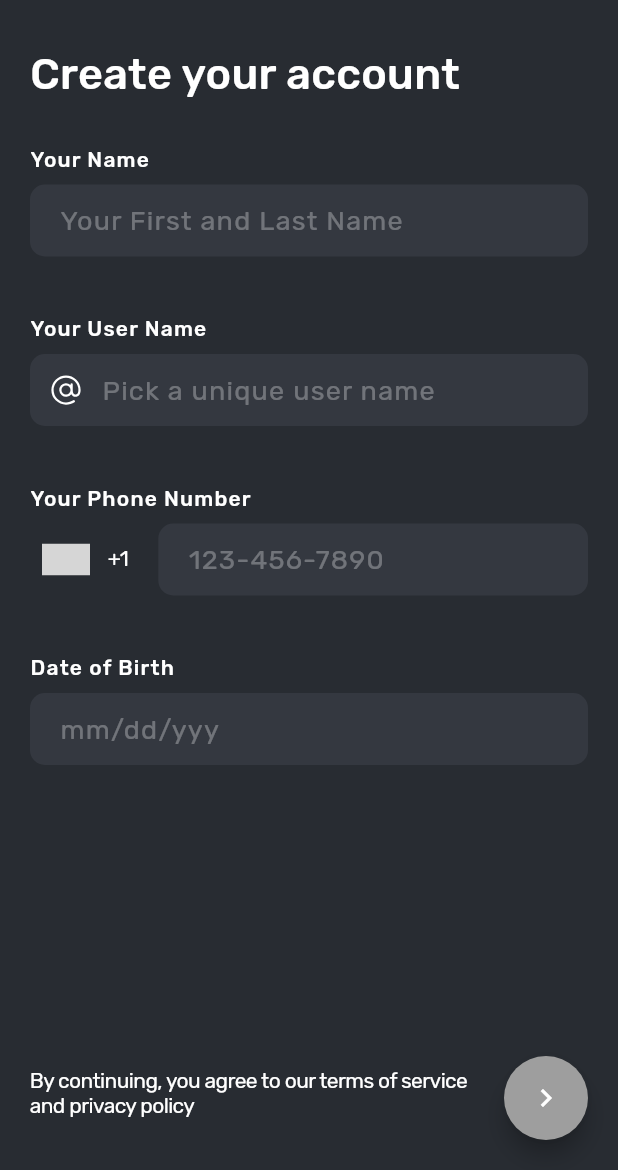
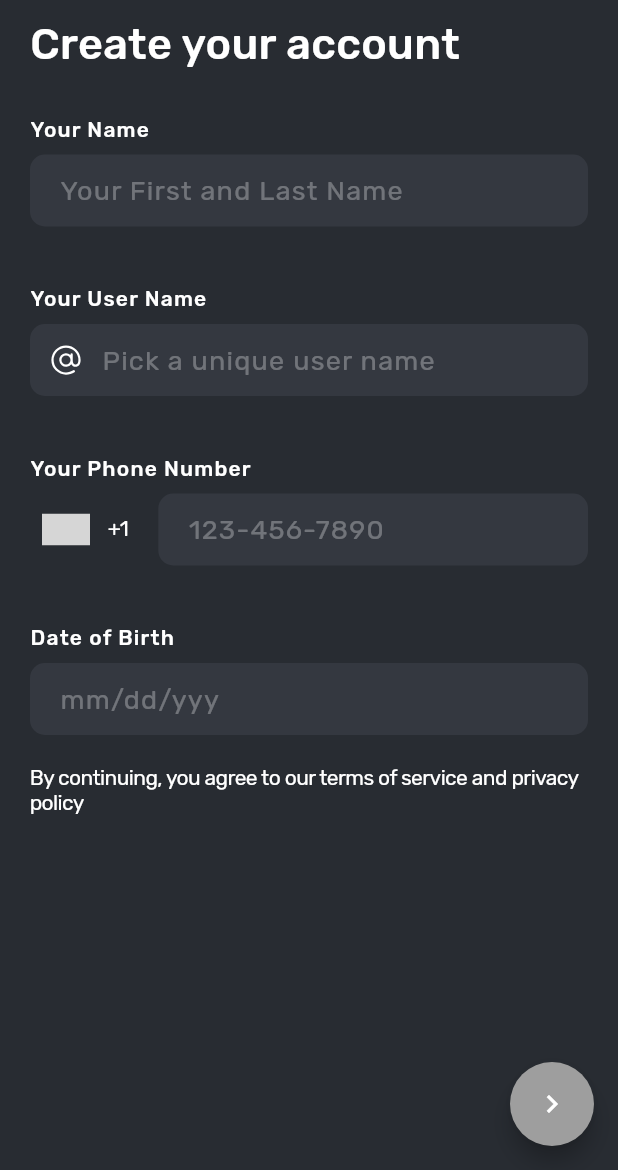
Before and after one commit to oniangel12933/totally_not_proprietary_software, a Flutter app: the SignUpPage screen opened by its route, on a phone screen of 412 x 824 dp, the part 66-1236 px from its top. Run offline on Flutter 3.47's test engine with Material 2 defaults, Android fonts, the phone set to English and light mode, and no system bars; drawn by our look-alikes of flutter_platform_widgets, intl_phone_number_input; our stand-ins replace auto_route, bloc, cached_network_image, dio, equatable, flutter_bloc and 19 more; missing offline and left inert: numeral; accounts and stored records are empty; generated files the repository leaves out were written again; grey boxes are pictures that could not be loaded.

Commit message:
many fixes in sign up and login screens

```diff
--- a/lib/main.dart
+++ b/lib/main.dart
@@ -3,6 +3,7 @@ import 'dart:developer';
 
 import 'package:flutter/foundation.dart';
 import 'package:flutter/material.dart';
+import 'package:flutter/services.dart';
 
 import 'package:flutter_dotenv/flutter_dotenv.dart';
 import 'package:flutter_dotenv/src/errors.dart';
@@ -30,6 +31,8 @@ void main() async {
   // make sure that widget bindings are initialized before running app
   // this prevents possible exceptions
   WidgetsFlutterBinding.ensureInitialized();
+
+  await SystemChrome.setPreferredOrientations([DeviceOrientation.portraitUp]);
 
   FlutterError.onError = (details) {
     log(details.exceptionAsString(), stackTrace: details.stack);
--- a/lib/src/pages/login/login_page/login_form.dart
+++ b/lib/src/pages/login/login_page/login_form.dart
@@ -102,6 +102,7 @@ class _LoginFormState extends State<LoginForm> {
                           ),
                           ipn.InternationalPhoneNumberInput(
                             initialValue: initialNumber,
+                            countries: const ["US"],
                             textFieldController: phoneController,
                             // onInputChanged: (ipn.PhoneNumber number) {
                             //   print(number.phoneNumber);
--- a/lib/src/pages/login/sign_up_page/bloc/sign_up_state.dart
+++ b/lib/src/pages/login/sign_up_page/bloc/sign_up_state.dart
@@ -9,37 +9,37 @@ class SignUpState extends Equatable {
     //this.email = const Email.pure(),
     this.birthDate = const BirthDate.pure(),
     this.error,
+    this.goToWelcomePage,
   });
 
   final FormzStatus signUpFormStatus;
   final Name name;
   final Username username;
   final PhoneNumber phone;
-  //final Email email;
   final BirthDate birthDate;
   final String? error;
+  final bool? goToWelcomePage;
 
   SignUpState copyWith({
     FormzStatus? signUpFormStatus,
     Name? name,
     Username? username,
     PhoneNumber? phone,
-    //Email? email,
     BirthDate? birthDate,
     String? error,
+    bool? goToWelcomePage,
   }) {
     return SignUpState(
       signUpFormStatus: signUpFormStatus ?? this.signUpFormStatus,
       name: name ?? this.name,
       username: username ?? this.username,
       phone: phone ?? this.phone,
-      //email: email ?? this.email,
       birthDate: birthDate ?? this.birthDate,
       error: error ?? this.error,
+      goToWelcomePage: goToWelcomePage ?? this.goToWelcomePage,
     );
   }
 
   @override
-  //List<Object> get props => [signUpFormStatus, name, username, phone, email, birthDate];
-  List<Object> get props => [signUpFormStatus, name, username, phone, birthDate];
+  List<Object?> get props => [signUpFormStatus, name, username, phone, birthDate, error];
 }
--- a/lib/src/pages/login/sign_up_page/sign_up_form.dart
+++ b/lib/src/pages/login/sign_up_page/sign_up_form.dart
@@ -218,7 +218,7 @@ class _PhoneInput extends StatelessWidget {
             ),
             ipn.InternationalPhoneNumberInput(
               initialValue: initialNumber,
-
+              countries: const ["US"],
               textFieldController: controller,
               // onInputChanged: (ipn.PhoneNumber number) {
               //   print(number.phoneNumber);
--- a/lib/src/pages/login/sign_up_page/sign_up_page.dart
+++ b/lib/src/pages/login/sign_up_page/sign_up_page.dart
@@ -7,6 +7,7 @@ import 'package:formz/formz.dart';
 
 import 'package:involio/src/pages/login/sign_up_page/sign_up_form.dart';
 import 'package:involio/src/router/router.gr.dart';
+import 'package:involio/src/shared/widgets/unfocus_widget.dart';
 import 'package:involio/src/theme/app_theme.dart';
 import 'package:involio/src/theme/colors.dart';
 import '../get_login_app_bar.dart';
@@ -28,54 +29,47 @@ class SignUpPage extends StatelessWidget {
           return BlocListener<SignUpBloc, SignUpState>(
             listener: (context, state) {
               if (state.signUpFormStatus.isSubmissionSuccess) {
-                //Navigator.restorablePushNamed(context, EnterOtpPage.routeName);
+                if (state.goToWelcomePage == true) {
+                  // this means that the signup worked, but login did not
+                  context.router.pop();
+                  context.router.push(const LoginRoute());
+                } else {
+                  context.router.pop();
+                  context.router.push(const LoginRoute());
                   context.router.push(const EnterOtpRoute());
                 }
+              }
             },
+            child: UnFocusWidget(
               child: Scaffold(
                 appBar: getLoginAppBar(),
-              body: Stack(
-                alignment: Alignment.center,
+                body: SingleChildScrollView(
+                  child: Column(
                     children: [
                       const Padding(
-                    padding: EdgeInsets.all(AppThemes.edgePadding),
-                    child: CustomScrollView(
-                      slivers: [
-                        /// SliverFillRemaining helps force terms of services
-                        /// to the bottom of the page
-                        SliverFillRemaining(
-                          hasScrollBody: false,
+                        padding: EdgeInsets.only(
+                            left: AppThemes.edgePadding,
+                            right: AppThemes.edgePadding),
                         child: SignUpForm(),
+                      ),
+                      Container(
+                        height: 80,
+                        color: AppColors.involioBackground.withOpacity(0.8),
+                        padding: const EdgeInsets.only(
+                            left: 20, right: 20, top: 0, bottom: 0),
+                        child: Text(
+                          AppLocalizations.of(context)!.policyAgreement,
+                          style: AppFonts.bodySmall
+                              .copyWith(color: AppColors.involioWhiteShades100),
+                        ),
                       ),
                     ],
                   ),
                 ),
-                  Positioned(
-                    bottom: 0.0,
-                    left: 0.0,
-                    right: 0.0,
-                    child: Row(
-                      children: [
-                        Expanded(
-                          child: Container(
-                            height: 60,
-                            color: AppColors.involioBackground.withOpacity(0.8),
-                            padding: const EdgeInsets.only(
-                                left: 20, right: 20, top: 0, bottom: 10),
-                            child: Text(
-                              AppLocalizations.of(context)!.policyAgreement,
-                              style: AppFonts.bodySmall.copyWith(color: AppColors.involioWhiteShades100),
-                            ),
-                          ),
-                        ),
-                        Padding(
-                          padding: const EdgeInsets.only(
-                              bottom: 20, left: 0, right: 20),
-                          child: FloatingActionButton(
+                floatingActionButton: FloatingActionButton(
                   onPressed: state.signUpFormStatus.isValidated
                       ? () {
                           context.read<SignUpBloc>().submitSignUp();
-                                    //Navigator.restorablePushNamed(context, EnterOtpPage.routeName);
                         }
                       : null,
                   tooltip: AppLocalizations.of(context)!.signUp,
@@ -86,11 +80,6 @@ class SignUpPage extends StatelessWidget {
                   foregroundColor: Colors.white,
                 ),
               ),
-                      ],
-                    ),
-                  ),
-                ],
-              ),
             ),
           );
         },
--- a/lib/src/repositories/api/api_client/api_client.dart
+++ b/lib/src/repositories/api/api_client/api_client.dart
@@ -112,7 +112,8 @@ class Api {
           //responseHeader: false,
           error: true,
           //compact: true,
-          maxWidth: 90),
+          maxWidth: 120,
+      ),
       getCurlLoggerInterceptor(),
       // RetryInterceptor(
       //   dio: dio,
@@ -125,7 +126,7 @@ class Api {
       //   ],
       // ),
       //DioCacheInterceptor(options: options),
-      ErrorInterceptor(),
+      //ErrorInterceptor(),
     };
   }
 }
--- a/lib/src/repositories/api/api_client/token_interceptor_for_refresh.dart
+++ b/lib/src/repositories/api/api_client/token_interceptor_for_refresh.dart
@@ -13,6 +13,7 @@ class TokenInterceptorForRefresh extends Interceptor {
   ) async {
     var refreshToken = await GetIt.I.get<SecureStorageRepository>().getRefreshToken();
 
+    print("using refresh token");
     if (refreshToken != null && refreshToken.isNotEmpty) {
       options.headers['Authorization'] = 'Bearer $refreshToken';
     }
--- a/lib/src/repositories/api/api_client/token_with_refresh_interceptor.dart
+++ b/lib/src/repositories/api/api_client/token_with_refresh_interceptor.dart
@@ -40,7 +40,7 @@ class TokenWithRefreshInterceptor extends Interceptor {
 
     int? statusCode = err.response?.statusCode;
 
-    if (err.response?.statusCode == 401) {
+    if (err.response?.statusCode == 401 || err.response?.statusCode == 403) {
       Response? refreshResponse;
 
       try {
--- a/pubspec.yaml
+++ b/pubspec.yaml
@@ -71,7 +71,7 @@ dependencies:
   #share_plus: ^3.0.4
 
   # widgets
-  flutter_svg: ^1.0.0
+  flutter_svg: ^1.0.1
   modal_bottom_sheet: ^2.0.0
   numeral: ^1.2.5
   pinput: ^1.2.2
```
Also changed, not shown: lib/src/pages/login/login_page/login_page.dart (+6 -2 lines), lib/src/pages/login/sign_up_page/bloc/sign_up_bloc.dart (+9 -14 lines), pubspec.lock. Lines whose indentation alone changed are shown as unchanged.
